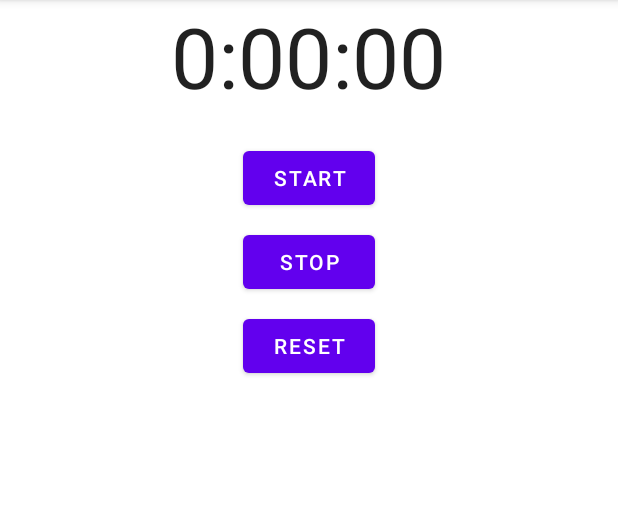
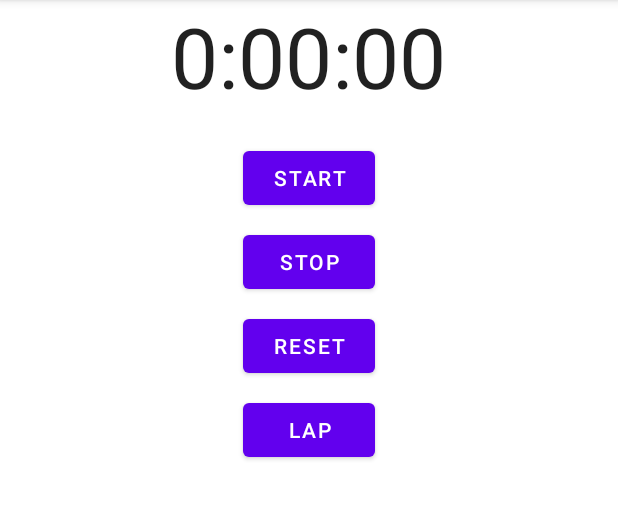
Before and after one commit to Andresssg/LifeCycleLab, an Android app: the screen it shows after launch (StopwatchActivity), after a tap on "RESET", on a phone screen of 412 x 824 dp, the part 84-604 px from its top. Run offline under Robolectric (Android 15) with nearby library versions, the phone set to English and light mode, and no system bars; 3 other taps on this screen came first.

Commit message:
Add laps feature and max laps

```diff
--- a/app/src/main/java/com/edu/unipiloto/lifecyclelab/StopwatchActivity.java
+++ b/app/src/main/java/com/edu/unipiloto/lifecyclelab/StopwatchActivity.java
@@ -2,7 +2,6 @@ package com.edu.unipiloto.lifecyclelab;
 
 import androidx.appcompat.app.AppCompatActivity;
 
-import android.annotation.SuppressLint;
 import android.os.Bundle;
 import android.os.Handler;
 import android.view.View;
@@ -14,6 +13,8 @@ public class StopwatchActivity extends AppCompatActivity {
 
     private int seconds = 0;
     private boolean running;
+    private int lap = 1;
+    private int currentTime;
 
     @Override
     protected void onCreate(Bundle savedInstanceState) {
@@ -22,6 +23,7 @@ public class StopwatchActivity extends AppCompatActivity {
         if (savedInstanceState != null) {
             seconds = savedInstanceState.getInt("seconds");
             running = savedInstanceState.getBoolean("running");
+
         }
         runTimer();
     }
@@ -35,6 +37,11 @@ public class StopwatchActivity extends AppCompatActivity {
 
     public void onClickStart(View view) {
         running = true;
+        if(lap == 1){
+        final TextView lapView = (TextView) findViewById(R.id.lap_view);
+        lapView.setText("");
+        }
+
     }
 
     public void onClickStop(View view) {
@@ -42,10 +49,49 @@ public class StopwatchActivity extends AppCompatActivity {
     }
 
     public void onClickReset(View view) {
+        final TextView lapView = (TextView) findViewById(R.id.lap_view);
+        lapView.setText("");
         running = false;
         seconds = 0;
+        currentTime = 0;
+        lap = 1;
+    }
 
+    public void resetLap() {
+        currentTime = 0;
     }
+
+    public void finishLapsCount(){
+        running = false;
+        seconds = 0;
+        currentTime = 0;
+        lap = 1;
+    }
+
+    public void onClickLap(View view) {
+        if (!running)
+            return;
+        final TextView lapView = (TextView) findViewById(R.id.lap_view);
+
+        int hours = currentTime / 3600;
+        int minutes = (currentTime % 3600) / 60;
+        int secs = currentTime % 3600;
+
+        String time = String.format(Locale.getDefault(), "%d:%02d:%02d", hours, minutes, secs);
+
+        String text = "Vuelta " + lap + " " + time;
+
+        String previousText = (String) lapView.getText();
+        lapView.setText(text + "\n" + previousText);
+        lap++;
+        resetLap();
+        if(lap == 6){
+            finishLapsCount();
+            return;
+        }
+    }
+
+
 
     private void runTimer() {
         final TextView timeView = (TextView) findViewById(R.id.time_view);
@@ -53,13 +99,14 @@ public class StopwatchActivity extends AppCompatActivity {
         handler.post(new Runnable() {
             @Override
             public void run() {
-                int hours = seconds / 3600;
-                int minutes = (seconds % 3600) / 60;
-                int secs = seconds % 3600;
+                int secs = seconds % 60;
+                int minutes = secs / 60;
+                int hours = minutes / 60;
                 String time = String.format(Locale.getDefault(), "%d:%02d:%02d", hours, minutes, secs);
                 timeView.setText(time);
                 if (running) {
                     seconds++;
+                    currentTime++;
                 }
                 handler.postDelayed(this, 1000);
             }
--- a/app/src/main/res/layout/activity_stopwatch.xml
+++ b/app/src/main/res/layout/activity_stopwatch.xml
@@ -46,4 +46,25 @@
         android:text="@string/reset"
         />
 
+    <Button
+        android:id="@+id/lap_button"
+        android:layout_width="wrap_content"
+        android:layout_height="wrap_content"
+        android:layout_gravity="center_horizontal"
+        android:layout_marginTop="8dp"
+        android:onClick="onClickLap"
+        android:text="@string/lap"
+        />
+
+    <TextView
+        android:id="@+id/lap_view"
+        android:layout_width="wrap_content"
+        android:layout_height="wrap_content"
+        android:text=""
+        android:layout_gravity="center_horizontal"
+        android:layout_marginTop="20dp"
+        android:textAppearance="@style/TextAppearance.AppCompat.Large"
+        android:textSize="23sp"/>
+
+
 </LinearLayout>
--- a/app/src/main/res/values/strings.xml
+++ b/app/src/main/res/values/strings.xml
@@ -3,4 +3,5 @@
     <string name="start">Start</string>
     <string name="stop">Stop</string>
     <string name="reset">Reset</string>
+    <string name="lap">Lap</string>
 </resources>
```
